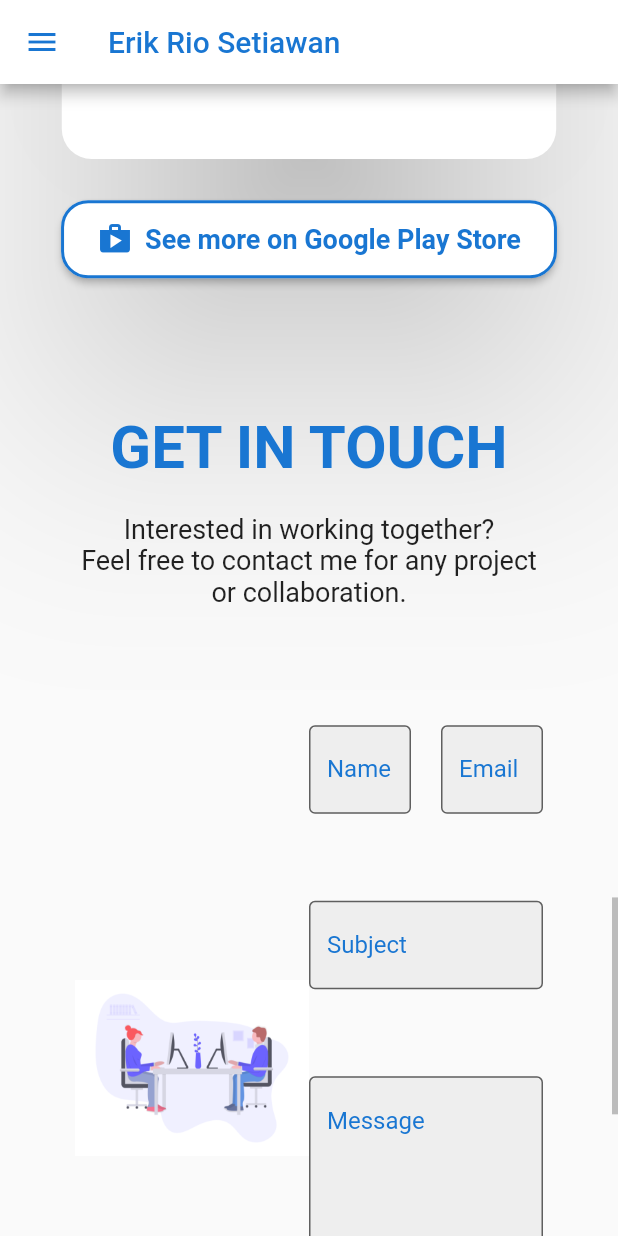
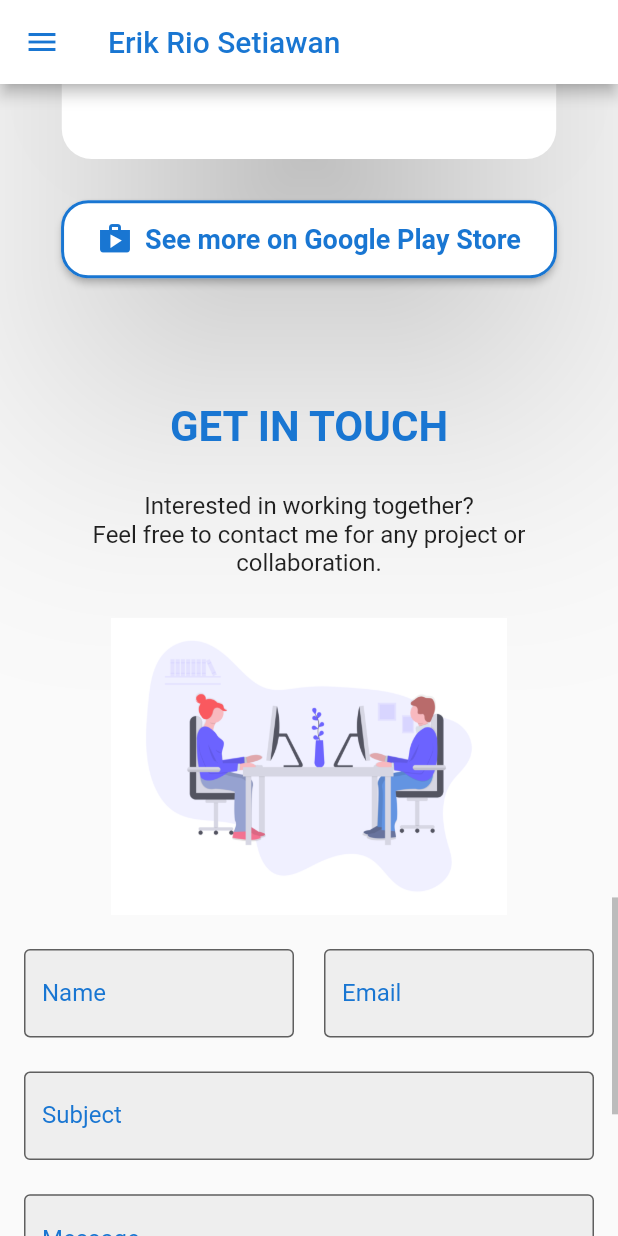
Before and after one commit to erikrios/my-portofolio-flutter, a Flutter app: the screen it shows after launch, scrolled down 2880 dp, on a phone screen of 412 x 824 dp. Run offline on Flutter 3.47's test engine with Material 2 defaults, Android fonts, the phone set to English and light mode, and no system bars; drawn by our look-alikes of carousel_slider; our stand-ins replace google_fonts; missing offline and left inert: dart:html.

Commit message:
Improve the responsive layout

```diff
--- a/lib/pages/sections/contact.dart
+++ b/lib/pages/sections/contact.dart
@@ -1,21 +1,27 @@
 import 'dart:ui';
 
 import 'package:flutter/material.dart';
+import 'package:my_portofolio_flutter/responsive/screen_size.dart';
 import 'package:url_launcher/url_launcher.dart';
 
 class Contact extends StatefulWidget {
   final double height;
+  final ScreenSize screenSize;
 
-  Contact({required this.height});
+  Contact({required this.screenSize, required this.height});
 
   @override
-  _ContactState createState() => _ContactState(height: height);
+  _ContactState createState() => _ContactState(
+        screenSize: screenSize,
+        height: height,
+      );
 }
 
 class _ContactState extends State<Contact> {
   final double height;
+  final ScreenSize screenSize;
 
-  _ContactState({required this.height});
+  _ContactState({required this.screenSize, required this.height});
 
   final TextEditingController _nameController = TextEditingController();
   final TextEditingController _emailController = TextEditingController();
@@ -29,9 +35,14 @@ class _ContactState extends State<Contact> {
 
   @override
   Widget build(BuildContext context) {
+    bool isSmallOrNormalScreen =
+        screenSize == ScreenSize.SMALL || screenSize == ScreenSize.NORMAL;
+
     return Container(
-      height: height,
-      padding: EdgeInsets.symmetric(
+      height: isSmallOrNormalScreen ? height : height * 5 / 6,
+      padding: isSmallOrNormalScreen
+          ? EdgeInsets.all(16.0)
+          : EdgeInsets.symmetric(
               vertical: 30.0,
               horizontal: 50.0,
             ),
@@ -46,7 +57,7 @@ class _ContactState extends State<Contact> {
               style: TextStyle(
                 color: Colors.blue.shade700,
                 fontWeight: FontWeight.bold,
-                fontSize: 40.0,
+                fontSize: isSmallOrNormalScreen ? 28.0 : 40.0,
               ),
             ),
           ),
@@ -56,7 +67,7 @@ class _ContactState extends State<Contact> {
               'Interested in working together?\nFeel free to contact me for any project or collaboration.',
               textAlign: TextAlign.center,
               style: TextStyle(
-                fontSize: 18.0,
+                fontSize: isSmallOrNormalScreen ? 16.0 : 18.0,
               ),
             ),
           ),
@@ -66,19 +77,85 @@ class _ContactState extends State<Contact> {
               children: [
                 Flexible(
                   flex: 1,
-                  child: Row(
+                  child: isSmallOrNormalScreen
+                      ? Column(
+                          mainAxisAlignment: MainAxisAlignment.spaceEvenly,
+                          crossAxisAlignment: CrossAxisAlignment.center,
+                          children: [
+                            Flexible(
+                              flex: 1,
+                              child: _getImages(
+                                isSmallOrNormalScreen: isSmallOrNormalScreen,
+                              ),
+                            ),
+                            Flexible(
+                              flex: 2,
+                              child: _getForms(
+                                  isSmallOrNormalScreen: isSmallOrNormalScreen),
+                            ),
+                          ],
+                        )
+                      : Row(
                           mainAxisAlignment: MainAxisAlignment.center,
                           children: [
                             Flexible(
                               flex: 1,
-                        child: Align(
-                          alignment: Alignment.centerRight,
-                          child: Image.asset('assets/images/coworking.png'),
+                              child: _getImages(
+                                isSmallOrNormalScreen: isSmallOrNormalScreen,
                               ),
                             ),
                             Flexible(
                               flex: 1,
-                        child: Column(
+                              child: _getForms(
+                                isSmallOrNormalScreen: isSmallOrNormalScreen,
+                              ),
+                            ),
+                          ],
+                        ),
+                ),
+              ],
+            ),
+          ),
+        ],
+      ),
+    );
+  }
+
+  TextField _getTextFieldItem(
+      {required TextEditingController controller,
+      required int maxLines,
+      required String labelText,
+      required String hintText,
+      alignWithHint = false,
+      required bool isEmpty}) {
+    return TextField(
+      controller: controller,
+      maxLines: maxLines,
+      decoration: InputDecoration(
+        labelText: labelText,
+        hintText: hintText,
+        filled: true,
+        errorText: isEmpty ? "This field must not be empty" : null,
+        fillColor: Colors.grey.shade200,
+        alignLabelWithHint: alignWithHint,
+        border: OutlineInputBorder(),
+        labelStyle: TextStyle(
+          color: Colors.blue.shade700,
+        ),
+      ),
+    );
+  }
+
+  Widget _getImages({required bool isSmallOrNormalScreen}) {
+    return Align(
+      alignment:
+          isSmallOrNormalScreen ? Alignment.center : Alignment.centerRight,
+      child: Image.asset('assets/images/coworking.png'),
+    );
+  }
+
+  Widget _getForms({required bool isSmallOrNormalScreen}) {
+    return Column(
       mainAxisAlignment: MainAxisAlignment.spaceEvenly,
       children: [
         Row(
@@ -134,14 +211,10 @@ class _ContactState extends State<Contact> {
           child: ElevatedButton(
             onPressed: () async {
               setState(() {
-                                    _isNameEmpty =
-                                        _isEmptyValidate(_nameController);
-                                    _isEmailEmpty =
-                                        _isEmptyValidate(_emailController);
-                                    _isSubjectEmpty =
-                                        _isEmptyValidate(_subjectController);
-                                    _isMessageEmpty =
-                                        _isEmptyValidate(_messageController);
+                _isNameEmpty = _isEmptyValidate(_nameController);
+                _isEmailEmpty = _isEmptyValidate(_emailController);
+                _isSubjectEmpty = _isEmptyValidate(_subjectController);
+                _isMessageEmpty = _isEmptyValidate(_messageController);
               });
 
               if (!_isNameEmpty &&
@@ -173,14 +246,19 @@ class _ContactState extends State<Contact> {
             child: Text('Send'),
             style: ButtonStyle(
               padding: MaterialStateProperty.all(
-                                    EdgeInsets.symmetric(
+                isSmallOrNormalScreen
+                    ? EdgeInsets.symmetric(
+                        vertical: 12.0,
+                        horizontal: 28.0,
+                      )
+                    : EdgeInsets.symmetric(
                         vertical: 14.0,
                         horizontal: 34.0,
                       ),
               ),
               textStyle: MaterialStateProperty.all(
                 TextStyle(
-                                      fontSize: 18.0,
+                  fontSize: isSmallOrNormalScreen ? 16.0 : 18.0,
                 ),
               ),
               backgroundColor: MaterialStateProperty.all(
@@ -197,41 +275,6 @@ class _ContactState extends State<Contact> {
           ),
         ),
       ],
-                        ),
-                      ),
-                    ],
-                  ),
-                ),
-              ],
-            ),
-          ),
-        ],
-      ),
-    );
-  }
-
-  TextField _getTextFieldItem(
-      {required TextEditingController controller,
-      required int maxLines,
-      required String labelText,
-      required String hintText,
-      alignWithHint = false,
-      required bool isEmpty}) {
-    return TextField(
-      controller: controller,
-      maxLines: maxLines,
-      decoration: InputDecoration(
-        labelText: labelText,
-        hintText: hintText,
-        filled: true,
-        errorText: isEmpty ? "This field must not be empty" : null,
-        fillColor: Colors.grey.shade200,
-        alignLabelWithHint: alignWithHint,
-        border: OutlineInputBorder(),
-        labelStyle: TextStyle(
-          color: Colors.blue.shade700,
-        ),
-      ),
     );
   }
 
```
Lines whose indentation alone changed are shown as unchanged.
